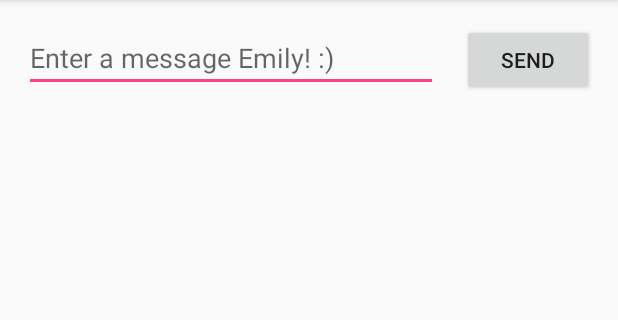
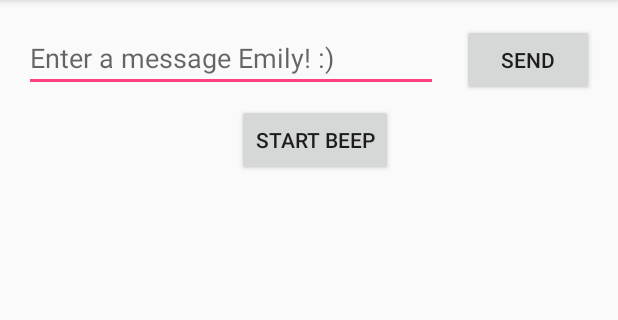
Before and after one commit to SeanBlair/androidMetronomeProofOfConcept, an Android app: the screen it shows after launch (MainActivity), on a phone screen of 412 x 824 dp, the part 84-404 px from its top. Run offline under Robolectric (Android 15) with nearby library versions, the phone set to English and light mode, and no system bars.

Commit message:
Basic periodic beep implemented

```diff
--- a/app/src/main/res/layout/activity_main.xml
+++ b/app/src/main/res/layout/activity_main.xml
@@ -33,4 +33,16 @@
         app:layout_constraintBaseline_toBaselineOf="@+id/editText"
         app:layout_constraintLeft_toRightOf="@+id/editText"
         app:layout_constraintRight_toRightOf="parent" />
+
+    <Button
+        android:id="@+id/button2"
+        android:layout_width="wrap_content"
+        android:layout_height="wrap_content"
+        android:text="Start Beep"
+        app:layout_constraintLeft_toLeftOf="parent"
+        app:layout_constraintRight_toRightOf="parent"
+        android:layout_marginTop="8dp"
+        app:layout_constraintTop_toBottomOf="@+id/editText"
+        android:layout_marginLeft="8dp"
+        android:onClick="startBeep" />
 </android.support.constraint.ConstraintLayout>
```
Also changed, not shown: app/src/main/java/com/example/sean/myapplication/MainActivity.java (+28 -0 lines).
